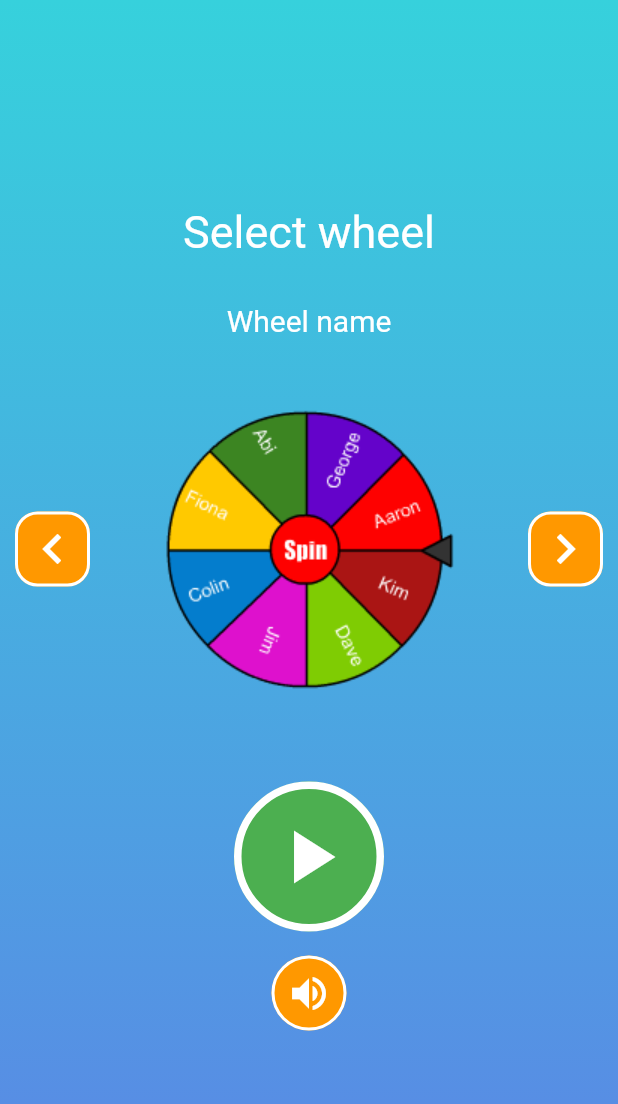
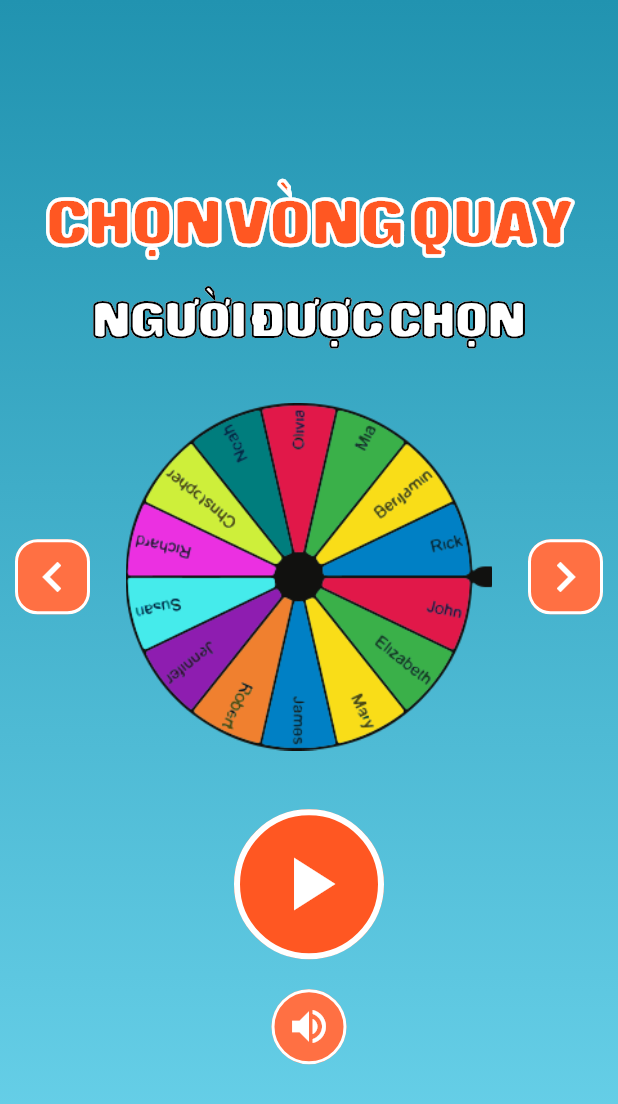
Before and after one commit to andynvt/vong_quay, a Flutter app: the screen it shows after launch, after a tap on the "chevron left" icon, on a phone screen of 412 x 824 dp. Shown: the top 1104 px of the screen. Run offline on Flutter 3.47's test engine with Material 2 defaults, Android fonts, the phone set to English and light mode, and no system bars; drawn by our look-alikes of carousel_slider; our stand-ins replace shared_preferences.

Commit message:
update home

```diff
--- a/lib/main.dart
+++ b/lib/main.dart
@@ -1,6 +1,9 @@
 import 'package:flutter/material.dart';
 import 'package:vong_quay/module/module.dart';
+import 'package:vong_quay/service/service.dart';
 
-void main() {
+void main() async {
+  WidgetsFlutterBinding.ensureInitialized();
+  await CacheService.init();
   runApp(VongQuayApp());
 }
--- a/lib/model/item_info.dart
+++ /dev/null
@@ -1,10 +0,0 @@
-import 'dart:ui';
-
-class ItemInfo {
-  final String name;
-  final Color color;
-  final String image;
-
-  ItemInfo(this.name, this.color, this.image);
-
-}
--- a/lib/model/model.dart
+++ b/lib/model/model.dart
@@ -1 +1 @@
-export './item_info.dart';
+export './wheel_info.dart';
--- /dev/null
+++ b/lib/model/wheel_info.dart
@@ -0,0 +1,6 @@
+class WheelInfo {
+  final int id;
+  final String name;
+
+  WheelInfo({this.id, this.name});
+}
--- a/lib/module/home/home_view.dart
+++ b/lib/module/home/home_view.dart
@@ -1,5 +1,7 @@
 import 'package:carousel_slider/carousel_slider.dart';
 import 'package:flutter/material.dart';
+import 'package:vong_quay/model/model.dart';
+import 'package:vong_quay/widget/widget.dart';
 
 class HomeView extends StatefulWidget {
   @override
@@ -7,11 +9,27 @@ class HomeView extends StatefulWidget {
 }
 
 class _HomeViewState extends State<HomeView> {
+  final List<WheelInfo> _wheels = [];
   CarouselController _controller;
+  int _index = 0;
+  bool _isMute = false;
+
+  void _soundClick() {
+    setState(() {
+      _isMute = !_isMute;
+    });
+  }
 
   @override
   void initState() {
     _controller = CarouselController();
+    _wheels.addAll([
+      WheelInfo(id: 0, name: 'Giải trí'),
+      WheelInfo(id: 1, name: 'Sát phạt'),
+      WheelInfo(id: 2, name: 'Ai được hát?'),
+      WheelInfo(id: 4, name: 'Tự nhập mức phạt'),
+      WheelInfo(id: 3, name: 'Người được chọn'),
+    ]);
     super.initState();
   }
 
@@ -24,48 +42,60 @@ class _HomeViewState extends State<HomeView> {
             begin: Alignment.topCenter,
             end: Alignment.bottomCenter,
             colors: [
-              Color(0xff36D1DC),
-              Color(0xff5B86E5),
-              // Colors.blue.withOpacity(0.2),
+              Color(0xff2193b0),
+              Color(0xff6dd5ed),
             ],
           ),
         ),
         child: Column(
           mainAxisAlignment: MainAxisAlignment.center,
           children: [
-            Text(
-              'Select wheel',
-              style: const TextStyle(
-                fontSize: 30,
+            StrokeText(
+              'Chọn vòng quay'.toUpperCase(),
+              fontFamily: 'SFURhythmRegular',
+              textAlign: TextAlign.center,
+              color: Colors.deepOrange,
+              fontSize: 45,
+              fontWeight: FontWeight.bold,
+              strokeColor: Colors.white,
+              strokeWidth: 0.8,
+            ),
+            SizedBox(height: 10),
+            Padding(
+              padding: const EdgeInsets.symmetric(horizontal: 16),
+              child: StrokeText(
+                '${_wheels[_index].name}'.toUpperCase(),
+                fontFamily: 'SFURhythmRegular',
+                textAlign: TextAlign.center,
                 color: Colors.white,
+                fontSize: 35,
+                fontWeight: FontWeight.bold,
+                strokeColor: Colors.black,
+                strokeWidth: 0.3,
               ),
             ),
-            SizedBox(height: 30),
-            Text(
-              'Wheel name',
-              style: const TextStyle(
-                fontSize: 20,
-                color: Colors.white,
-              ),
-            ),
-            SizedBox(height: 16),
+            SizedBox(height: 25),
             Container(
               height: 250,
               alignment: Alignment.center,
               child: Stack(
                 children: [
                   Center(
-                    child: CarouselSlider(
-                      items: [
-                        Image.asset('assets/images/1.png'),
-                        Image.asset('assets/images/2.png'),
-                        Image.asset('assets/images/3.png'),
-                        Image.asset('assets/images/4.png'),
-                        Image.asset('assets/images/5.png'),
-                      ],
+                    child: CarouselSlider.builder(
                       carouselController: _controller,
+                      itemCount: _wheels.length,
+                      itemBuilder: (_, index) {
+                        return Image.asset(
+                          'assets/images/${_wheels[index].id + 1}.png',
+                        );
+                      },
                       options: CarouselOptions(
                         viewportFraction: 1,
+                        onPageChanged: (index, _) {
+                          setState(() {
+                            _index = index;
+                          });
+                        },
                       ),
                     ),
                   ),
@@ -76,13 +106,18 @@ class _HomeViewState extends State<HomeView> {
                       width: 50,
                       height: 50,
                       child: FlatButton(
-                        onPressed: () {},
+                        onPressed: () {
+                          _controller.previousPage(
+                            duration: Duration(milliseconds: 500),
+                            curve: Curves.linear,
+                          );
+                        },
                         padding: const EdgeInsets.all(0),
                         shape: RoundedRectangleBorder(
                           borderRadius: BorderRadius.circular(15),
                           side: BorderSide(color: Colors.white, width: 2),
                         ),
-                        color: Colors.orange,
+                        color: Colors.deepOrange[400],
                         child: Icon(
                           Icons.chevron_left,
                           color: Colors.white,
@@ -98,13 +133,18 @@ class _HomeViewState extends State<HomeView> {
                       width: 50,
                       height: 50,
                       child: FlatButton(
-                        onPressed: () {},
+                        onPressed: () {
+                          _controller.nextPage(
+                            duration: Duration(milliseconds: 500),
+                            curve: Curves.linear,
+                          );
+                        },
                         padding: const EdgeInsets.all(0),
                         shape: RoundedRectangleBorder(
                           borderRadius: BorderRadius.circular(15),
                           side: BorderSide(color: Colors.white, width: 2),
                         ),
-                        color: Colors.orange,
+                        color: Colors.deepOrange[400],
                         child: Icon(
                           Icons.chevron_right,
                           color: Colors.white,
@@ -125,9 +165,9 @@ class _HomeViewState extends State<HomeView> {
                 padding: const EdgeInsets.all(0),
                 shape: RoundedRectangleBorder(
                   borderRadius: BorderRadius.circular(100),
-                  side: BorderSide(color: Colors.white, width: 5),
+                  side: BorderSide(color: Colors.white, width: 4),
                 ),
-                color: Colors.green,
+                color: Colors.deepOrange,
                 child: Icon(
                   Icons.play_arrow,
                   color: Colors.white,
@@ -135,20 +175,20 @@ class _HomeViewState extends State<HomeView> {
                 ),
               ),
             ),
-            SizedBox(height: 16),
+            SizedBox(height: 20),
             SizedBox(
               width: 50,
               height: 50,
               child: FlatButton(
-                onPressed: () {},
+                onPressed: _soundClick,
                 padding: const EdgeInsets.all(0),
                 shape: RoundedRectangleBorder(
                   borderRadius: BorderRadius.circular(100),
                   side: BorderSide(color: Colors.white, width: 2),
                 ),
-                color: Colors.orange,
+                color: _isMute ? Colors.grey : Colors.deepOrange[400],
                 child: Icon(
-                  Icons.volume_up,
+                  _isMute ? Icons.volume_off : Icons.volume_up,
                   color: Colors.white,
                   size: 30,
                 ),
--- /dev/null
+++ b/lib/service/service.dart
@@ -0,0 +1 @@
+export './cache/cache_service.dart';
--- /dev/null
+++ b/lib/widget/stroke_text.dart
@@ -0,0 +1,55 @@
+import 'package:flutter/material.dart';
+
+class StrokeText extends StatelessWidget {
+  final String text;
+  final double fontSize;
+  final FontWeight fontWeight;
+  final Color color;
+  final Color strokeColor;
+  final double strokeWidth;
+  final String fontFamily;
+  final TextAlign textAlign;
+
+  const StrokeText(
+    this.text, {
+    Key key,
+    this.fontSize = 14.0,
+    this.fontWeight = FontWeight.normal,
+    this.color = Colors.black,
+    this.strokeColor = Colors.white,
+    this.strokeWidth = 1.0,
+    this.fontFamily,
+    this.textAlign = TextAlign.start,
+  }) : super(key: key);
+
+  @override
+  Widget build(BuildContext context) {
+    return Stack(
+      children: [
+        Text(
+          text,
+          textAlign: textAlign,
+          style: TextStyle(
+            fontFamily: fontFamily,
+            fontSize: fontSize,
+            fontWeight: fontWeight,
+            foreground: Paint()..color = color,
+          ),
+        ),
+        Text(
+          text,
+          textAlign: textAlign,
+          style: TextStyle(
+            fontFamily: fontFamily,
+            fontSize: fontSize,
+            fontWeight: fontWeight,
+            foreground: Paint()
+              ..strokeWidth = strokeWidth
+              ..color = strokeColor
+              ..style = PaintingStyle.stroke,
+          ),
+        ),
+      ],
+    );
+  }
+}
--- a/lib/widget/widget.dart
+++ b/lib/widget/widget.dart
@@ -1 +1,2 @@
 export './arrow_view.dart';
+export './stroke_text.dart';
```
Also changed, not shown: lib/service/cache/cache_service.dart (added, +97 -0 lines), pubspec.yaml (+7 -1 lines), assets/fonts/Pony.ttf (added), assets/fonts/SFURhythmRegular.TTF (added), 6 other files.
